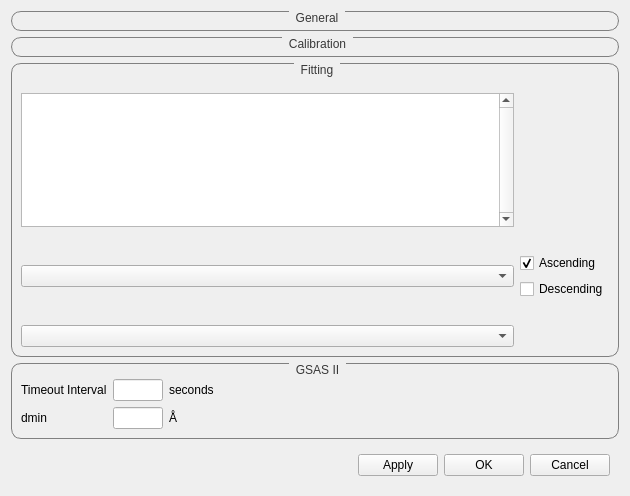
Qt form qt/python/mantidqtinterfaces/mantidqtinterfaces/Engineering/gui/engineering_diffraction/settings/settings_widget.ui (mantidproject/mantid) before a commit.
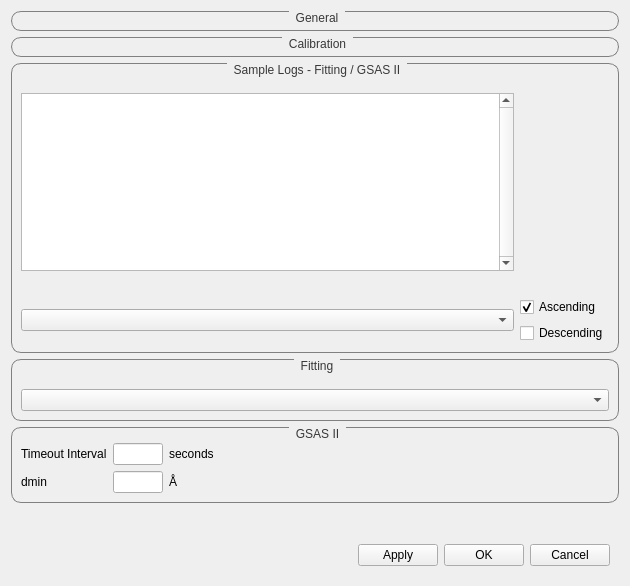
The same form after that commit. Custom widgets are drawn as their Qt base class.

Commit message: Adjust EngDiff settings categories

The edit to the form file:
```diff
--- a/qt/python/mantidqtinterfaces/mantidqtinterfaces/Engineering/gui/engineering_diffraction/settings/settings_widget.ui
+++ b/qt/python/mantidqtinterfaces/mantidqtinterfaces/Engineering/gui/engineering_diffraction/settings/settings_widget.ui
@@ -7,7 +7,7 @@
     <x>0</x>
     <y>0</y>
     <width>630</width>
-    <height>496</height>
+    <height>586</height>
    </rect>
   </property>
   <property name="windowTitle">
@@ -55,7 +55,7 @@
    <item>
     <widget class="QGroupBox" name="fitting">
      <property name="title">
-      <string>Fitting</string>
+      <string>Sample Logs - Fitting / GSAS II</string>
      </property>
      <layout class="QGridLayout" name="gridLayout_3">
       <item row="0" column="0">
@@ -98,10 +98,31 @@
         </item>
        </layout>
       </item>
-      <item row="4" column="0">
+     </layout>
+    </widget>
+   </item>
+   <item>
+    <widget class="QGroupBox" name="gridGroupBox">
+     <property name="title">
+      <string>Fitting</string>
+     </property>
+     <layout class="QGridLayout" name="gridLayout_6">
+      <property name="leftMargin">
+       <number>9</number>
+      </property>
+      <property name="topMargin">
+       <number>9</number>
+      </property>
+      <property name="rightMargin">
+       <number>9</number>
+      </property>
+      <property name="bottomMargin">
+       <number>9</number>
+      </property>
+      <item row="0" column="0">
        <widget class="QLabel" name="peak_list_label"/>
       </item>
-      <item row="5" column="0">
+      <item row="1" column="0">
        <widget class="QComboBox" name="peak_list"/>
       </item>
      </layout>
@@ -117,7 +138,7 @@
        <widget class="FileFinderWidget" name="finder_path_to_gsas2" native="true"/>
       </item>
       <item row="1" column="0">
-       <layout class="QGridLayout" name="gridLayout_18" rowstretch="0,0,0" columnstretch="0,0,0,0,0,0">
+       <layout class="QGridLayout" name="gridLayout_18" rowstretch="0,0" columnstretch="0,0,0,0,0,0">
         <property name="sizeConstraint">
          <enum>QLayout::SetDefaultConstraint</enum>
         </property>
```
